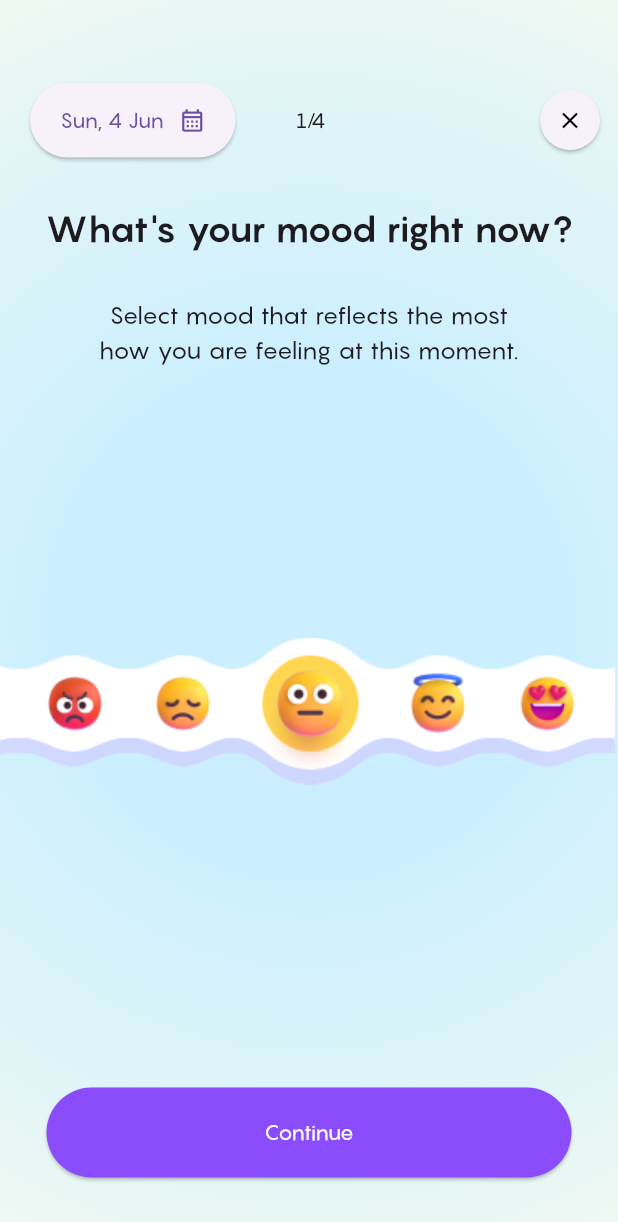
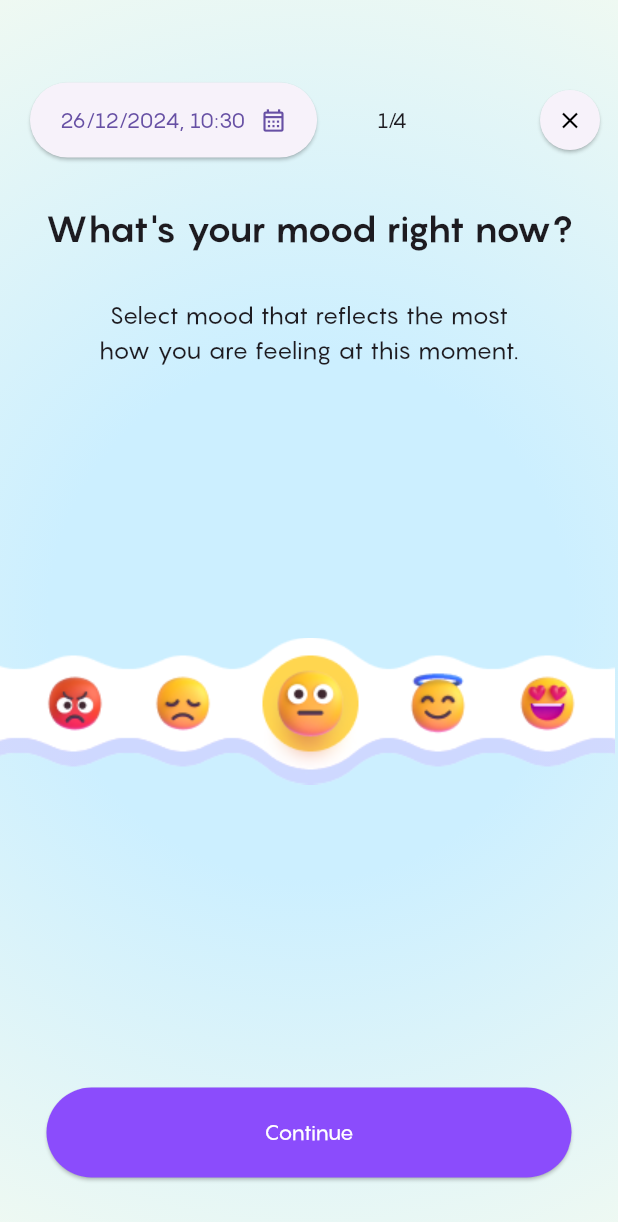
Before and after one commit to khadeejab038/moodbook-app, a Flutter app: the AddMood widget shown alone on an empty page, opened directly, on a phone screen of 412 x 824 dp. Shown: the top 1222 px of the screen. Run offline on Flutter 3.47's test engine with Material 3 defaults, Android fonts, the phone set to English and light mode, and no system bars; our stand-ins replace cloud_firestore, firebase_auth, firebase_core; accounts and stored records are empty.

Commit message:
Date and time picker now doesnt allow selection of future timestamps

```diff
--- a/lib/addMood_page1.dart
+++ b/lib/addMood_page1.dart
@@ -4,7 +4,64 @@ import 'Providers/moodEntry_provider.dart';
 import 'home_screen.dart';
 import 'addMood_page2.dart';
 
-class AddMood extends StatelessWidget {
+class AddMood extends StatefulWidget {
+  @override
+  _AddMoodState createState() => _AddMoodState();
+}
+
+class _AddMoodState extends State<AddMood> {
+  DateTime? selectedDateTime;
+
+  @override
+  void initState() {
+    super.initState();
+    // Set default date and time to now
+    selectedDateTime = DateTime.now();
+  }
+
+  Future<void> _selectDateAndTime(BuildContext context) async {
+    // Select date
+    final DateTime? pickedDate = await showDatePicker(
+      context: context,
+      initialDate: selectedDateTime ?? DateTime.now(),
+      firstDate: DateTime(2000),
+      lastDate: DateTime.now(), // Restrict to current or past dates
+    );
+
+    if (pickedDate != null) {
+      // Select time
+      final TimeOfDay? pickedTime = await showTimePicker(
+        context: context,
+        initialTime: TimeOfDay.fromDateTime(selectedDateTime ?? DateTime.now()),
+      );
+
+      if (pickedTime != null) {
+        // Combine the selected date and time
+        final DateTime combinedDateTime = DateTime(
+          pickedDate.year,
+          pickedDate.month,
+          pickedDate.day,
+          pickedTime.hour,
+          pickedTime.minute,
+        );
+
+        if (combinedDateTime.isAfter(DateTime.now())) {
+          // Show an error if the selected time is in the future
+          ScaffoldMessenger.of(context).showSnackBar(
+            SnackBar(
+              content: const Text("Future dates and times are not allowed."),
+              duration: const Duration(seconds: 2),
+            ),
+          );
+        } else {
+          setState(() {
+            selectedDateTime = combinedDateTime; // Update the selected timestamp
+          });
+        }
+      }
+    }
+  }
+
   @override
   Widget build(BuildContext context) {
     final moodEntryProvider = Provider.of<MoodEntryProvider>(context);
@@ -27,32 +84,34 @@ class AddMood extends StatelessWidget {
       padding: const EdgeInsets.only(top: 20.0),
       child: Column(
         children: [
-          SizedBox(height: 35),
+          const SizedBox(height: 35),
           Row(
             children: [
-              SizedBox(width: 20),
+              const SizedBox(width: 20),
               ElevatedButton(
-                onPressed: () {
-                  // Calendar button action
-                },
+                onPressed: () => _selectDateAndTime(context), // Open date and time picker
                 style: ElevatedButton.styleFrom(
                   shape: RoundedRectangleBorder(
                     borderRadius: BorderRadius.circular(30.0),
                   ),
-                  padding:
-                  const EdgeInsets.symmetric(horizontal: 20.0, vertical: 15.0),
+                  padding: const EdgeInsets.symmetric(horizontal: 20.0, vertical: 15.0),
                 ),
                 child: Row(
                   children: [
-                    Text('Sun, 4 Jun', style: TextStyle(fontFamily: 'Pangram')),
-                    SizedBox(width: 10),
-                    Icon(Icons.calendar_month_outlined),
+                    Text(
+                      selectedDateTime != null
+                          ? "${selectedDateTime!.day}/${selectedDateTime!.month}/${selectedDateTime!.year}, ${selectedDateTime!.hour}:${selectedDateTime!.minute.toString().padLeft(2, '0')}"
+                          : "Select Date & Time",
+                      style: const TextStyle(fontFamily: 'Pangram'),
+                    ),
+                    const SizedBox(width: 10),
+                    const Icon(Icons.calendar_month_outlined),
                   ],
                 ),
               ),
-              SizedBox(width: 40),
-              Text("1/4", style: TextStyle(fontFamily: 'Pangram')),
-              Spacer(),
+              const SizedBox(width: 40),
+              const Text("1/4", style: TextStyle(fontFamily: 'Pangram')),
+              const Spacer(),
               ElevatedButton(
                 onPressed: () {
                   moodEntryProvider.clear(); // Clear state if user closes
@@ -70,13 +129,13 @@ class AddMood extends StatelessWidget {
               ),
             ],
           ),
-          SizedBox(height: 30),
-          Text(
+          const SizedBox(height: 30),
+          const Text(
             "What's your mood right now?",
             style: TextStyle(fontSize: 24, fontWeight: FontWeight.bold, fontFamily: 'Pangram'),
           ),
-          SizedBox(height: 30),
-          SizedBox(
+          const SizedBox(height: 30),
+          const SizedBox(
             width: 280,
             child: Text(
               "Select mood that reflects the most how you are feeling at this moment.",
@@ -84,7 +143,7 @@ class AddMood extends StatelessWidget {
               textAlign: TextAlign.center,
             ),
           ),
-          SizedBox(height: 180),
+          const SizedBox(height: 180),
           SizedBox(
             width: double.infinity,
             height: 100,
@@ -94,10 +153,10 @@ class AddMood extends StatelessWidget {
               ],
             ),
           ),
-          SizedBox(height: 200),
+          const SizedBox(height: 200),
           ElevatedButton(
             style: ElevatedButton.styleFrom(
-              backgroundColor: Color(0xFF8B4CFC),
+              backgroundColor: const Color(0xFF8B4CFC),
               shape: RoundedRectangleBorder(
                 borderRadius: BorderRadius.circular(40),
               ),
@@ -105,8 +164,9 @@ class AddMood extends StatelessWidget {
               minimumSize: const Size(350, 20),
             ),
             onPressed: () {
-              // Example: Save the selected mood
+              // Example: Save the selected mood and timestamp
               moodEntryProvider.setMood("Happy");
+              moodEntryProvider.setTimestamp(selectedDateTime!); // Save timestamp
               Navigator.push(
                 context,
                 MaterialPageRoute(
@@ -114,7 +174,7 @@ class AddMood extends StatelessWidget {
                 ),
               );
             },
-            child: Text("Continue", style: TextStyle(color: Colors.white, fontFamily: 'Pangram')),
+            child: const Text("Continue", style: TextStyle(color: Colors.white, fontFamily: 'Pangram')),
           ),
         ],
       ),
```
